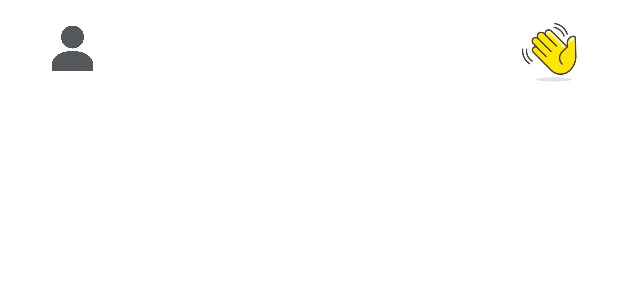
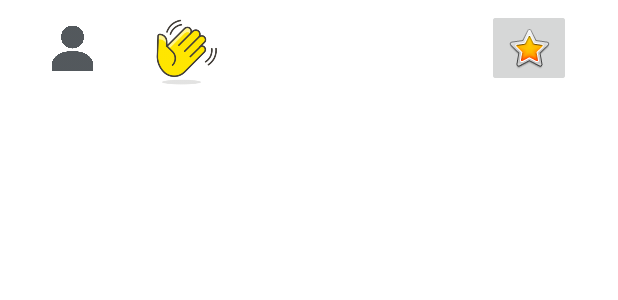
Before and after one commit to CSE-110-Winter-2022/birds-of-a-feather-team-19, an Android app: the layout user_row.xml on its own in the app's theme, with its tools: preview values and no code run, on a phone screen of 412 x 824 dp. Shown: the top 300 px of the screen. Run offline under Robolectric (Android 15) with nearby library versions, the phone set to English and light mode, and no system bars.

Commit message:
User row updated

```diff
--- a/app/src/main/res/layout/user_row.xml
+++ b/app/src/main/res/layout/user_row.xml
@@ -32,17 +32,36 @@
         app:srcCompat="@drawable/user_default_photo" />
 
     <ImageView
-        android:id="@+id/wave"
-        android:layout_width="45dp"
-        android:layout_height="45dp"
-        android:scaleType="fitXY"
+        android:id="@+id/waveUserRowImageView"
+        android:layout_width="wrap_content"
+        android:layout_height="wrap_content"
+        android:layout_margin="15dp"
+        android:adjustViewBounds="true"
+        android:maxHeight="50dp"
+        android:scaleType="centerInside"
+        android:scaleX="-1"
         app:layout_constraintBottom_toBottomOf="parent"
-        app:layout_constraintEnd_toEndOf="parent"
-        app:layout_constraintHorizontal_bias="0.988"
-        app:layout_constraintStart_toStartOf="parent"
+        app:layout_constraintLeft_toRightOf="@id/nameUserRowTextView"
         app:layout_constraintTop_toTopOf="parent"
-        app:layout_constraintVertical_bias="0.526"
         app:srcCompat="@drawable/wave" />
 
+    <ImageButton
+        android:id="@+id/favoriteUserRowButton"
+        android:layout_width="wrap_content"
+        android:layout_height="wrap_content"
+        android:layout_margin="15dp"
+        app:layout_constraintBottom_toBottomOf="parent"
+        app:layout_constraintRight_toRightOf="parent"
+        app:layout_constraintTop_toTopOf="parent"
+        app:srcCompat="@android:drawable/btn_star_big_off" />
 
+    <ImageButton
+        android:id="@+id/unfavoriteUserRowButton"
+        android:layout_width="wrap_content"
+        android:layout_height="wrap_content"
+        android:layout_margin="15dp"
+        app:layout_constraintBottom_toBottomOf="parent"
+        app:layout_constraintRight_toRightOf="parent"
+        app:layout_constraintTop_toTopOf="parent"
+        app:srcCompat="@android:drawable/btn_star_big_on" />
 </androidx.constraintlayout.widget.ConstraintLayout>
```
Also changed, not shown: app/src/main/java/com/example/birds_of_a_feather_team_19/MainActivity.java (+22 -19 lines), app/src/main/java/com/example/birds_of_a_feather_team_19/UserDetailActivity.java (+11 -4 lines), app/src/main/java/com/example/birds_of_a_feather_team_19/UsersViewAdapter.java (+34 -5 lines), app/src/main/java/com/example/birds_of_a_feather_team_19/model/db/User.java (+7 -7 lines), app/src/main/res/layout/activity_main.xml (+9 -0 lines), app/src/main/res/layout/activity_user_detail.xml (+24 -4 lines).
